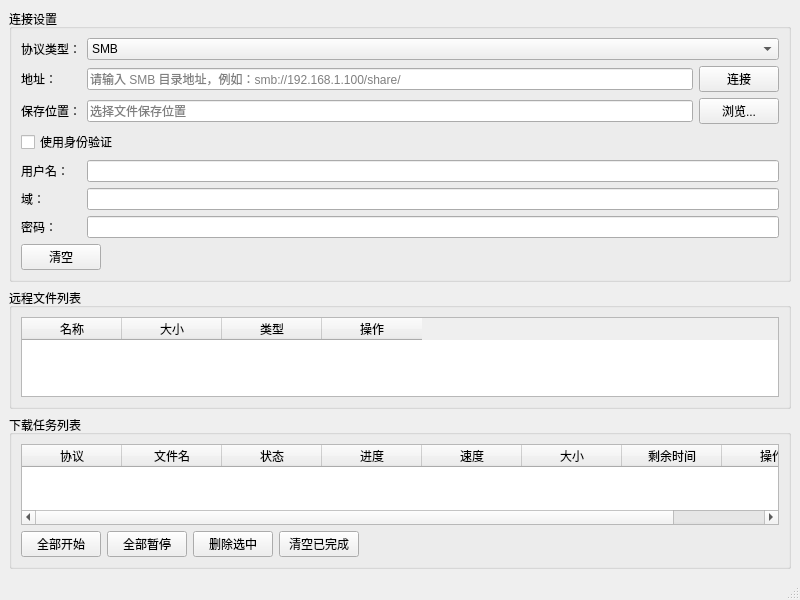
First picture: the form in src/mainwindow.ui, repository SwartzMss/DownloadAssistant, before the edit.
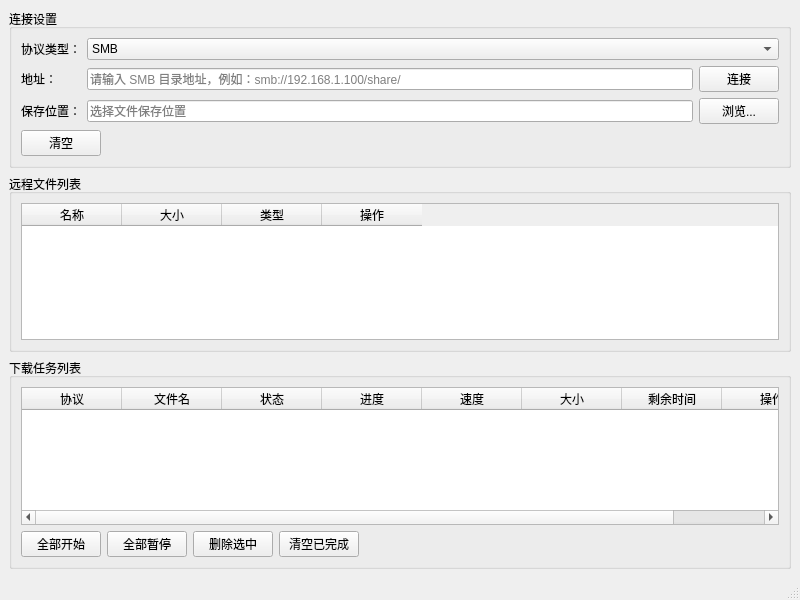
Second picture: the form after the edit. Custom widgets are drawn as their Qt base class.

Commit message: Remove SMB auth UI and helpers

What changed in the file:
```diff
--- a/src/mainwindow.ui
+++ b/src/mainwindow.ui
@@ -87,48 +87,7 @@
          </item>
         </layout>
        </item>
-       <item row="3" column="0" colspan="2">
-        <widget class="QCheckBox" name="authCheckBox">
-         <property name="text">
-          <string>使用身份验证</string>
-         </property>
-        </widget>
-       </item>
-       <item row="4" column="0">
-        <widget class="QLabel" name="label_username">
-         <property name="text">
-          <string>用户名：</string>
-         </property>
-        </widget>
-       </item>
-       <item row="4" column="1">
-        <widget class="QLineEdit" name="usernameEdit"/>
-       </item>
-      <item row="5" column="0">
-       <widget class="QLabel" name="label_domain">
-        <property name="text">
-         <string>域：</string>
-        </property>
-       </widget>
-      </item>
-      <item row="5" column="1">
-       <widget class="QLineEdit" name="domainEdit"/>
-      </item>
-      <item row="6" column="0">
-       <widget class="QLabel" name="label_password">
-        <property name="text">
-         <string>密码：</string>
-        </property>
-       </widget>
-      </item>
-      <item row="6" column="1">
-       <widget class="QLineEdit" name="passwordEdit">
-        <property name="echoMode">
-         <enum>QLineEdit::Password</enum>
-        </property>
-       </widget>
-      </item>
-      <item row="7" column="0" colspan="2">
+      <item row="3" column="0" colspan="2">
         <layout class="QHBoxLayout" name="horizontalLayout_2">
          <item>
           <widget class="QPushButton" name="clearButton">
```
The commit also changes 12 other files.
